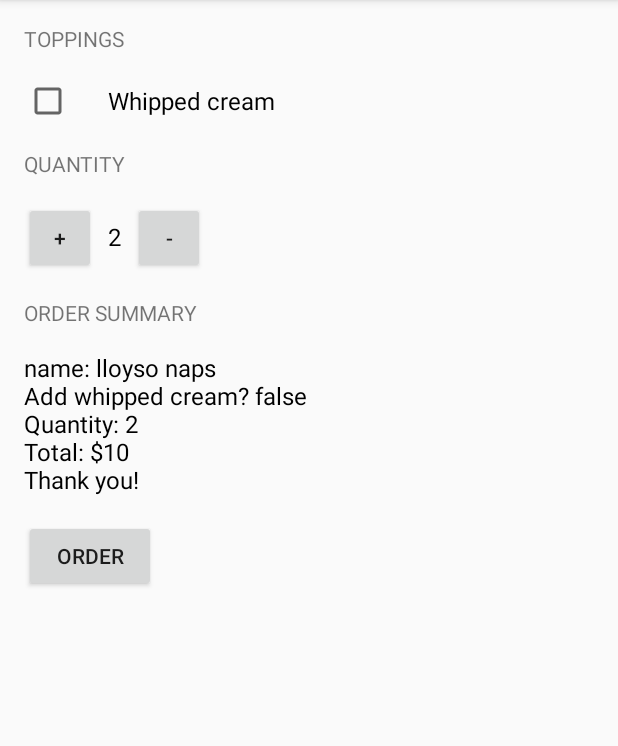
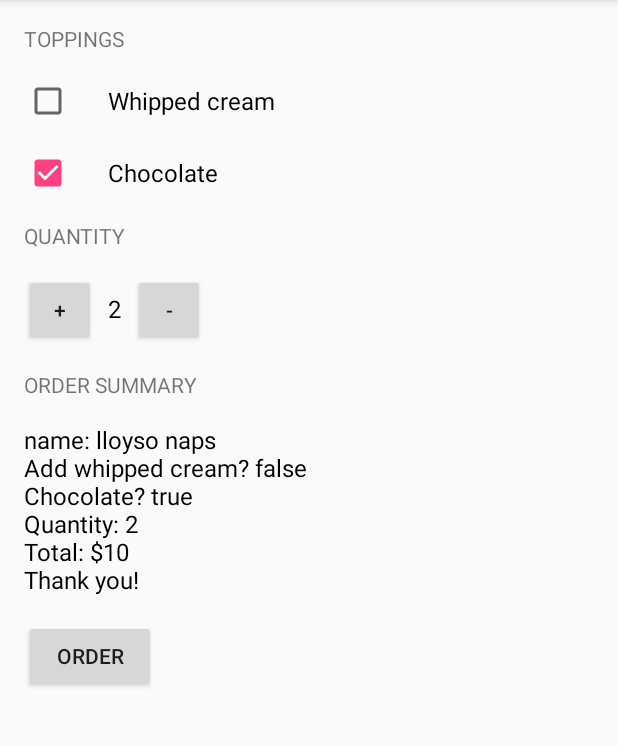
Before and after one commit to uviyolab-udcit/JustJava, an Android app: the screen it shows after launch (MainActivity), after a tap on "ORDER", on a phone screen of 412 x 824 dp, the part 84-830 px from its top. Run offline under Robolectric (Android 15) with nearby library versions, the phone set to English and light mode, and no system bars.

Commit message:
Add files via upload

```diff
--- a/app/src/main/java/com/example/android/justjava/MainActivity.java
+++ b/app/src/main/java/com/example/android/justjava/MainActivity.java
@@ -42,8 +42,10 @@ public class MainActivity extends AppCompatActivity {
     public void submitOrder(View view) {
         CheckBox whippedCreamCheckBox = (CheckBox) findViewById(R.id.whipped_cream_checkbox);
         boolean hasWhippedCream =  whippedCreamCheckBox.isChecked();
+        CheckBox chocolateCheckBox = (CheckBox) findViewById(R.id.chocolate_checkbox);
+        boolean hasChocolate =  chocolateCheckBox.isChecked();
         int price = calculatePrice();
-        String priceMessage = createOrderSummary(price, hasWhippedCream);
+        String priceMessage = createOrderSummary(price, hasWhippedCream, hasChocolate);
         displayMessage(priceMessage);
     }
 
@@ -62,12 +64,14 @@ public class MainActivity extends AppCompatActivity {
      *
      * @param price of the order
      * @param addWhippedCream is whether or not the user wants whipped cream topping
+     * @param addChocolate is whether or not the user wants chocolate topping
      * @return  text summary
      */
 
-    private String createOrderSummary(int price, boolean addWhippedCream){
+    private String createOrderSummary(int price, boolean addWhippedCream, boolean addChocolate){
         String priceMessage = "name: lloyso naps";
         priceMessage += "\nAdd whipped cream? " + addWhippedCream;
+        priceMessage += "\nChocolate? " + addChocolate;
         priceMessage += "\nQuantity: " + quantity;
         priceMessage += "\nTotal: $" + price;
         priceMessage += "\nThank you!";
--- a/app/src/main/res/layout/activity_main.xml
+++ b/app/src/main/res/layout/activity_main.xml
@@ -1,14 +1,19 @@
 <?xml version="1.0" encoding="utf-8"?>
-<LinearLayout xmlns:android="http://schemas.android.com/apk/res/android"
+
+<ScrollView xmlns:android="http://schemas.android.com/apk/res/android"
     xmlns:tools="http://schemas.android.com/tools"
+    android:layout_width="match_parent"
+    android:layout_height="match_parent"
+    tools:context=".MainActivity">
+
+    <LinearLayout
         android:layout_width="match_parent"
         android:layout_height="match_parent"
         android:paddingBottom="16dp"
         android:paddingLeft="16dp"
         android:paddingRight="16dp"
         android:paddingTop="16dp"
-    android:orientation="vertical"
-    tools:context=".MainActivity">
+        android:orientation="vertical">
 
         <TextView
             android:layout_width="wrap_content"
@@ -25,6 +30,16 @@
             android:layout_marginBottom="16dp"
             android:paddingLeft="24dp"
             android:textSize="16sp" />
+
+        <CheckBox
+            android:id="@+id/chocolate_checkbox"
+            android:layout_width="wrap_content"
+            android:layout_height="wrap_content"
+            android:text="Chocolate"
+            android:layout_marginBottom="16dp"
+            android:paddingLeft="24dp"
+            android:textSize="16sp"
+            android:checked="true"/>
 
         <TextView
             android:layout_width="wrap_content"
@@ -86,4 +101,6 @@
             android:text="Order"
             android:onClick="submitOrder"/>
 
+
     </LinearLayout>
+</ScrollView>
```
Lines whose indentation alone changed are shown as unchanged.
